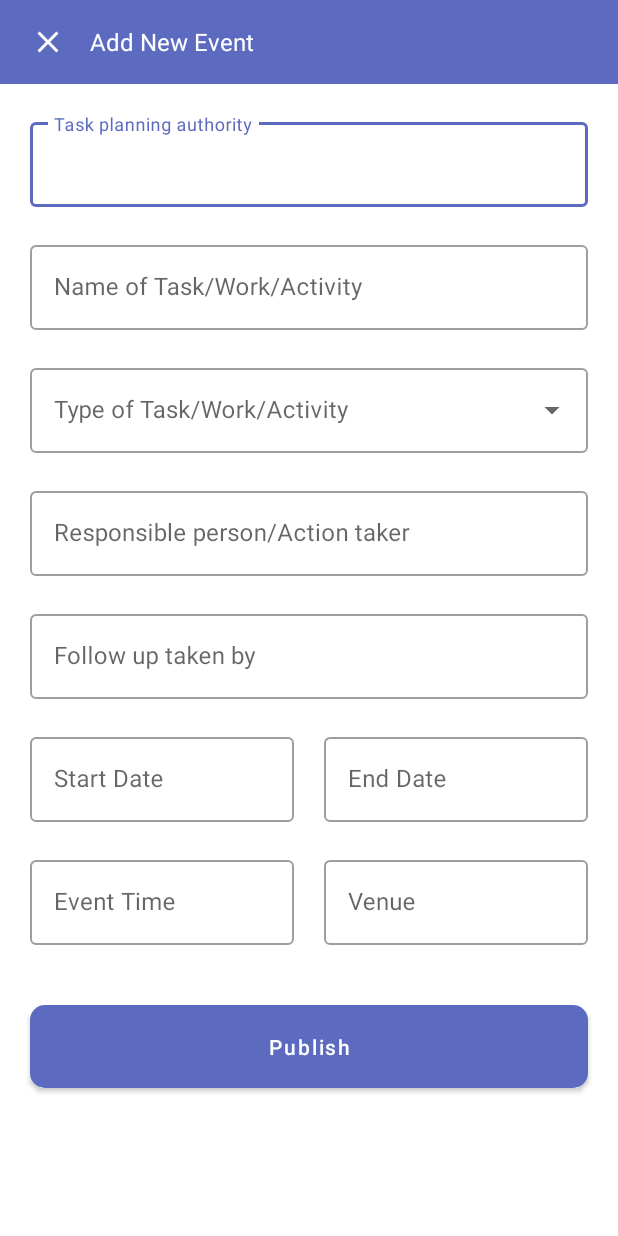
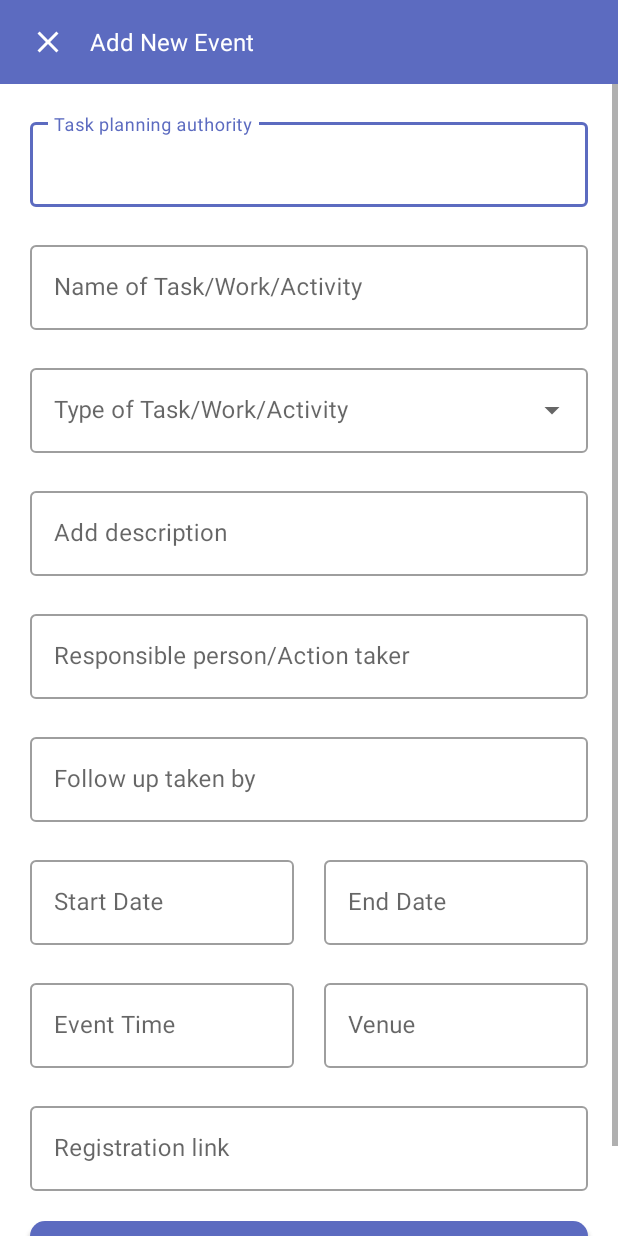
Before and after one commit to himanshu240601/cp-activity-notifier, an Android app: the AddNewPostActivity screen opened directly, with no data from a screen before it, on a phone screen of 412 x 824 dp. Run offline under Robolectric (Android 15) with nearby library versions, the phone set to English and light mode, and no system bars; our stand-ins replace Firebase (no records; nobody signed in at launch, a user with empty details on screens opened directly), data binding.

Commit message:
additional changes

```diff
--- a/app/src/main/java/com/example/bfgiactivitynotifier/EventActivity.java
+++ b/app/src/main/java/com/example/bfgiactivitynotifier/EventActivity.java
@@ -26,7 +26,7 @@ public class EventActivity extends AppCompatActivity {
 
         Intent intent = getIntent();
         //get data from firebase
-        FirebaseFirestore.getInstance().collection("activities_data").document(
+        FirebaseFirestore.getInstance().document(
                 intent.getStringExtra("event_data")
         ).addSnapshotListener((value, error) -> {
             if(value!=null){
--- a/app/src/main/java/com/example/bfgiactivitynotifier/MainActivity.java
+++ b/app/src/main/java/com/example/bfgiactivitynotifier/MainActivity.java
@@ -67,7 +67,7 @@ public class MainActivity extends AppCompatActivity {
                     if(value!=null){
                         String name = value.getString("name");
                         String[] name_str = Objects.requireNonNull(name).split(" ");
-                        Utility.setModelUserData(new ModelUserData(name_str[0], name, FirebaseAuth.getInstance().getCurrentUser().getEmail(), Utility.getCurrentDate()));
+                        Utility.setModelUserData(new ModelUserData(name_str[1], name, FirebaseAuth.getInstance().getCurrentUser().getEmail(), Utility.getCurrentDate()));
                     }
                 });
 
--- a/app/src/main/java/com/example/bfgiactivitynotifier/SignInActivity.java
+++ b/app/src/main/java/com/example/bfgiactivitynotifier/SignInActivity.java
@@ -134,7 +134,7 @@ public class SignInActivity extends AppCompatActivity {
                                     if(value!=null){
                                         String name = value.getString("name");
                                         String[] name_str = Objects.requireNonNull(name).split(" ");
-                                        Utility.setModelUserData(new ModelUserData(name_str[0], name, userId, Utility.getCurrentDate()));
+                                        Utility.setModelUserData(new ModelUserData(name_str[1], name, userId, Utility.getCurrentDate()));
                                     }
                                 });
 
--- a/app/src/main/java/com/example/bfgiactivitynotifier/common/GetPostDataToRecyclerView.java
+++ b/app/src/main/java/com/example/bfgiactivitynotifier/common/GetPostDataToRecyclerView.java
@@ -19,7 +19,6 @@ import java.util.Objects;
 public class GetPostDataToRecyclerView {
     private final FirebaseFirestore firebaseFirestore = FirebaseFirestore.getInstance();
     private final CollectionReference collectionReference = firebaseFirestore.collection("activities_data");
-
     public void getFirestoreData(View view){
         List<ModelPost> modelPostArrayList = new ArrayList<>();
         collectionReference.get().addOnCompleteListener(task -> {
--- a/app/src/main/java/com/example/bfgiactivitynotifier/fragments/fragment_events/adapters/AdapterEvent.java
+++ b/app/src/main/java/com/example/bfgiactivitynotifier/fragments/fragment_events/adapters/AdapterEvent.java
@@ -47,9 +47,8 @@ public class AdapterEvent extends RecyclerView.Adapter<AdapterEvent.MyViewHolder
         holder.eventCardBinding.setEventObject(events.get(position));
 
         holder.eventCardBinding.eventsCard.setOnClickListener(view -> {
-            //Todo: send event id to be used in next layout
-            //Todo: for fetching the event data
             Intent intent = new Intent(view.getContext(), EventActivity.class);
+            intent.putExtra("event_data", events.get(position).getEvent_id());
             view.getContext().startActivity(intent);
         });
 
--- a/app/src/main/java/com/example/bfgiactivitynotifier/fragments/fragment_notifications/adapters/AdapterNotification.java
+++ b/app/src/main/java/com/example/bfgiactivitynotifier/fragments/fragment_notifications/adapters/AdapterNotification.java
@@ -61,8 +61,8 @@ public class AdapterNotification extends RecyclerView.Adapter<AdapterNotificatio
         holder.notificationAlertBinding.constraintLayout.setOnClickListener(view -> {
             //Todo: send event id to be used in next layout
             //Todo: for fetching the event data
-            Intent intent = new Intent(view.getContext(), EventActivity.class);
-            view.getContext().startActivity(intent);
+//            Intent intent = new Intent(view.getContext(), EventActivity.class);
+//            view.getContext().startActivity(intent);
         });
     }
 
--- a/app/src/main/res/layout/activity_add_new_post.xml
+++ b/app/src/main/res/layout/activity_add_new_post.xml
@@ -94,7 +94,8 @@
                     android:layout_width="match_parent"
                     android:layout_height="wrap_content"
                     android:hint="@string/type_of_task_work_activity"
-                    android:layout_margin="20dp">
+                    android:layout_marginHorizontal="20dp"
+                    android:layout_marginTop="20dp">
 
                     <AutoCompleteTextView
                         android:id="@+id/task_type_dropdown"
@@ -102,6 +103,21 @@
                         android:layout_height="wrap_content"
                         android:inputType="none"
                         tools:ignore="LabelFor"/>
+
+                </com.google.android.material.textfield.TextInputLayout>
+
+                <com.google.android.material.textfield.TextInputLayout
+                    android:id="@+id/description"
+                    android:layout_width="match_parent"
+                    android:layout_height="wrap_content"
+                    android:layout_margin="20dp"
+                    style="?attr/textInputOutlinedStyle"
+                    android:hint="@string/add_description">
+
+                    <com.google.android.material.textfield.TextInputEditText
+                        android:layout_width="match_parent"
+                        android:layout_height="wrap_content"
+                        android:inputType="textMultiLine"/>
 
                 </com.google.android.material.textfield.TextInputLayout>
 
@@ -237,6 +253,22 @@
 
                 </LinearLayout>
 
+                <com.google.android.material.textfield.TextInputLayout
+                    android:id="@+id/registration_link"
+                    style="?attr/textInputOutlinedStyle"
+                    android:layout_width="match_parent"
+                    android:layout_height="wrap_content"
+                    android:layout_marginHorizontal="20dp"
+                    android:hint="@string/registration_link_form">
+
+                    <com.google.android.material.textfield.TextInputEditText
+                        android:layout_width="match_parent"
+                        android:layout_height="wrap_content"
+                        android:inputType="text"
+                        />
+
+                </com.google.android.material.textfield.TextInputLayout>
+
                 <Button
                     android:id="@+id/publish_button"
                     android:layout_width="match_parent"
--- a/app/src/main/res/layout/fragment_events.xml
+++ b/app/src/main/res/layout/fragment_events.xml
@@ -91,7 +91,6 @@
                 app:layout_constraintEnd_toEndOf="parent"/>
 
             <TextView
-                android:visibility="gone"
                 android:id="@+id/empty_recyclerview"
                 android:layout_width="wrap_content"
                 android:layout_height="wrap_content"
--- a/app/src/main/res/values/strings.xml
+++ b/app/src/main/res/values/strings.xml
@@ -38,7 +38,7 @@
 
     <string name="event_details">Event Details</string>
     <string name="event_coordinators">Event Coordinators</string>
-    <string name="registration_link">Registration Link</string>
+    <string name="registration_link">Registration Link - %s</string>
     <string name="additional_info">Additional Info</string>
     <string name="add_new_task">add new task</string>
     <string name="title_activity_new_post">NewPostActivity</string>
@@ -61,12 +61,15 @@
     <string name="event_time">Event Time</string>
     <string name="venue">Venue</string>
     <string name="you_don_t_have_any_events">You don\'t have any events</string>
+    <string name="add_description">Add description</string>
+    <string name="registration_link_form">Registration link</string>
 
     <!--dropdown menu items-->
     <string-array name="type_of_task">
-        <item>Academics</item>
+        <item>Departmental</item>
         <item>Sports</item>
-        <item>Fest</item>
+        <item>Cultural</item>
+        <item>NCC/NSS</item>
         <item>Coding</item>
     </string-array>
 </resources>
```
Also changed, not shown: app/src/main/java/com/example/bfgiactivitynotifier/common/models/ModelPost.java (+35 -1 lines), app/src/main/java/com/example/bfgiactivitynotifier/faculty/AddNewPostActivity.java (+15 -5 lines), app/src/main/java/com/example/bfgiactivitynotifier/fragments/fragment_events/EventsFragment.java (+1 -13 lines), app/src/main/res/layout/activity_event.xml (+9 -1 lines).
